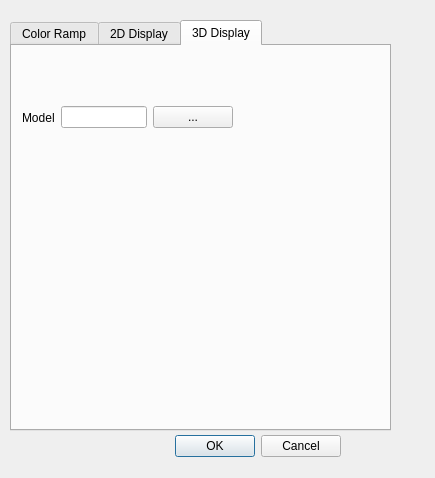
Qt form cassandra/uis/RasterConfigurator.ui (xrubio/pandora) before a commit.
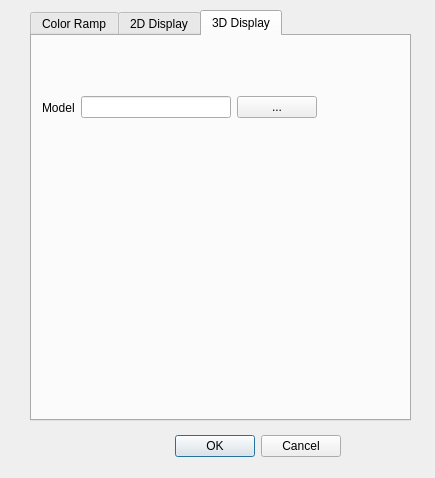
The same form after that commit. The open tabs and pages were chosen to show the change.

Diff of the .ui file:
```diff
--- a/cassandra/uis/RasterConfigurator.ui
+++ b/cassandra/uis/RasterConfigurator.ui
@@ -35,8 +35,8 @@
   <widget class="QTabWidget" name="tabWidget">
    <property name="geometry">
     <rect>
-     <x>10</x>
-     <y>20</y>
+     <x>30</x>
+     <y>10</y>
      <width>381</width>
      <height>411</height>
     </rect>
@@ -96,7 +96,7 @@
       <rect>
        <x>10</x>
        <y>40</y>
-       <width>211</width>
+       <width>275</width>
        <height>63</height>
       </rect>
      </property>
```
